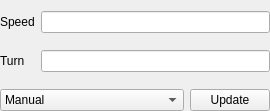
marsinstituteSC/MissionControl, file src/designer/widget_motionControl.ui: the form before one commit.
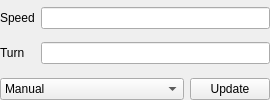
The form after the commit.

Commit message:
- Added custom message widget
- Created the custom widget for messages.
- Some size changes
- Changed key names in simple status to look like the ones in Json specification.

The edit to the form file:
```diff
--- a/src/designer/widget_motionControl.ui
+++ b/src/designer/widget_motionControl.ui
@@ -7,13 +7,13 @@
     <x>0</x>
     <y>0</y>
     <width>260</width>
-    <height>111</height>
+    <height>100</height>
    </rect>
   </property>
   <property name="maximumSize">
    <size>
-    <width>260</width>
-    <height>111</height>
+    <width>16777215</width>
+    <height>100</height>
    </size>
   </property>
   <property name="windowTitle">
```
The commit also changes 7 other files.
